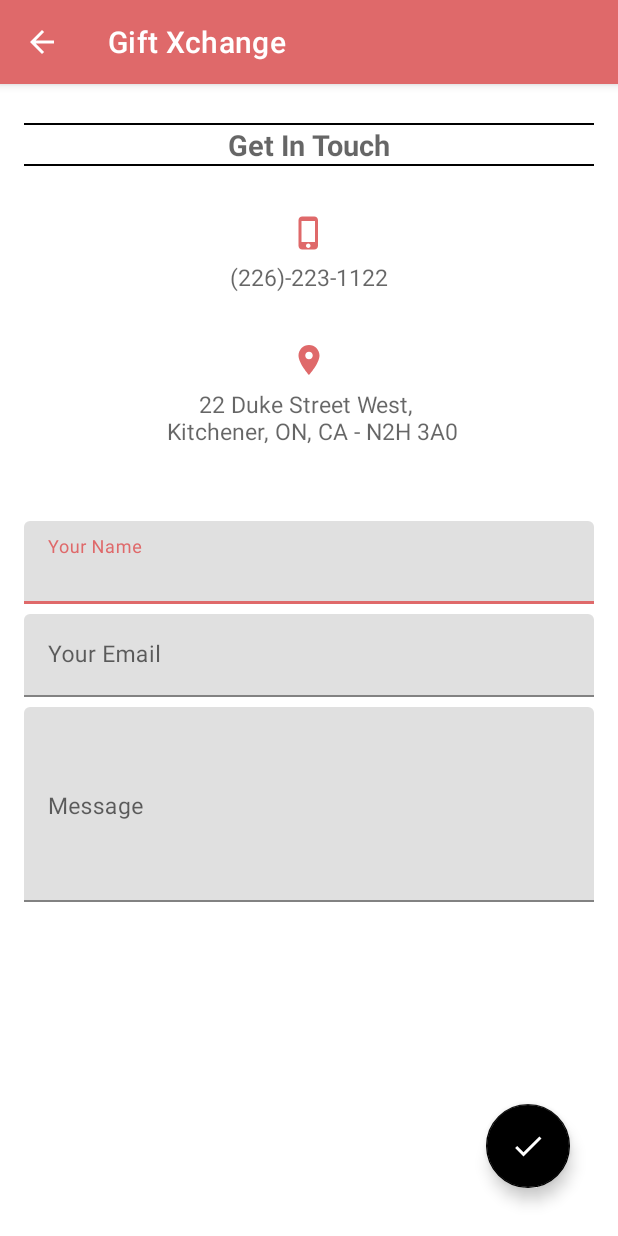
After one commit to tasvirrupareliya/Gift_Xchange, an Android app: the ContactUsView screen opened directly, with no data from a screen before it, on a phone screen of 412 x 824 dp. The commit adds this screen. Run offline under Robolectric (Android 15) with nearby library versions, the phone set to English and light mode, and no system bars; our stand-ins replace Firebase (no records; nobody signed in at launch, a user with empty details on screens opened directly), sdp/ssp sizes.

Commit message:
Add Contact Page

```diff
--- a/app/src/main/java/com/app/giftxchange/activity/EditProfileView.java
+++ b/app/src/main/java/com/app/giftxchange/activity/EditProfileView.java
@@ -10,7 +10,7 @@ import android.os.Bundle;
 import android.view.View;
 
 import com.app.giftxchange.R;
-import com.app.giftxchange.databinding.ActivityEditProfileViewBinding;
+import com.app.giftxchange.databinding.EditProfileViewBinding;
 import com.google.android.gms.tasks.OnFailureListener;
 import com.google.android.gms.tasks.OnSuccessListener;
 import com.google.firebase.firestore.FirebaseFirestore;
@@ -21,12 +21,12 @@ import java.util.Map;
 
 public class EditProfileView extends AppCompatActivity {
 
-    ActivityEditProfileViewBinding binding;
+    EditProfileViewBinding binding;
 
     @Override
     protected void onCreate(Bundle savedInstanceState) {
         super.onCreate(savedInstanceState);
-        binding = ActivityEditProfileViewBinding.inflate(getLayoutInflater());
+        binding = EditProfileViewBinding.inflate(getLayoutInflater());
         setContentView(binding.getRoot());
 
         getSupportActionBar().setDisplayHomeAsUpEnabled(true);
--- a/app/src/main/java/com/app/giftxchange/activity/MainActivity.java
+++ b/app/src/main/java/com/app/giftxchange/activity/MainActivity.java
@@ -7,6 +7,7 @@ import static com.app.giftxchange.utils.Utils.getSharedData;
 import static com.app.giftxchange.utils.Utils.saveSharedData;
 import static com.app.giftxchange.utils.Utils.setToast;
 
+import androidx.activity.result.ActivityResultLauncher;
 import androidx.annotation.NonNull;
 import androidx.appcompat.app.AlertDialog;
 import androidx.appcompat.app.AppCompatActivity;
@@ -15,6 +16,7 @@ import androidx.core.content.ContextCompat;
 import androidx.fragment.app.Fragment;
 
 import android.Manifest;
+import android.content.DialogInterface;
 import android.content.Intent;
 import android.content.SharedPreferences;
 import android.content.pm.PackageManager;
@@ -56,6 +58,8 @@ import com.google.firebase.firestore.FirebaseFirestore;
 public class MainActivity extends AppCompatActivity {
 
     ActivityMainBinding binding;
+    private final int REQUEST_LOCATION_PERMISSION = 1;
+
     FirebaseFirestore db = FirebaseFirestore.getInstance();
 
 
--- /dev/null
+++ b/app/src/main/res/drawable/baseline_contact_support_24.xml
@@ -0,0 +1,5 @@
+<vector android:autoMirrored="true" android:height="24dp"
+    android:tint="#000000" android:viewportHeight="24"
+    android:viewportWidth="24" android:width="24dp" xmlns:android="http://schemas.android.com/apk/res/android">
+    <path android:fillColor="@android:color/white" android:pathData="M11.5,2C6.81,2 3,5.81 3,10.5S6.81,19 11.5,19h0.5v3c4.86,-2.34 8,-7 8,-11.5C20,5.81 16.19,2 11.5,2zM12.5,16.5h-2v-2h2v2zM12.5,13h-2c0,-3.25 3,-3 3,-5 0,-1.1 -0.9,-2 -2,-2s-2,0.9 -2,2h-2c0,-2.21 1.79,-4 4,-4s4,1.79 4,4c0,2.5 -3,2.75 -3,5z"/>
+</vector>
--- /dev/null
+++ b/app/src/main/res/drawable/baseline_phone_iphone_24.xml
@@ -0,0 +1,5 @@
+<vector android:height="24dp" android:tint="@color/colorPrimary"
+    android:viewportHeight="24" android:viewportWidth="24"
+    android:width="24dp" xmlns:android="http://schemas.android.com/apk/res/android">
+    <path android:fillColor="@android:color/white" android:pathData="M15.5,1h-8C6.12,1 5,2.12 5,3.5v17C5,21.88 6.12,23 7.5,23h8c1.38,0 2.5,-1.12 2.5,-2.5v-17C18,2.12 16.88,1 15.5,1zM11.5,22c-0.83,0 -1.5,-0.67 -1.5,-1.5s0.67,-1.5 1.5,-1.5 1.5,0.67 1.5,1.5 -0.67,1.5 -1.5,1.5zM16,18L7,18L7,4h9v14z"/>
+</vector>
--- /dev/null
+++ b/app/src/main/res/drawable/baseline_place_24.xml
@@ -0,0 +1,5 @@
+<vector android:height="24dp" android:tint="@color/colorPrimary"
+    android:viewportHeight="24" android:viewportWidth="24"
+    android:width="24dp" xmlns:android="http://schemas.android.com/apk/res/android">
+    <path android:fillColor="@android:color/white" android:pathData="M12,2C8.13,2 5,5.13 5,9c0,5.25 7,13 7,13s7,-7.75 7,-13c0,-3.87 -3.13,-7 -7,-7zM12,11.5c-1.38,0 -2.5,-1.12 -2.5,-2.5s1.12,-2.5 2.5,-2.5 2.5,1.12 2.5,2.5 -1.12,2.5 -2.5,2.5z"/>
+</vector>
--- /dev/null
+++ b/app/src/main/res/layout/contact_us_view.xml
@@ -0,0 +1,141 @@
+<?xml version="1.0" encoding="utf-8"?>
+<androidx.constraintlayout.widget.ConstraintLayout xmlns:android="http://schemas.android.com/apk/res/android"
+    xmlns:app="http://schemas.android.com/apk/res-auto"
+    xmlns:tools="http://schemas.android.com/tools"
+    android:layout_width="match_parent"
+    android:layout_height="match_parent"
+    tools:context=".activity.ContactUsView">
+
+    <LinearLayout
+        android:layout_width="match_parent"
+        android:layout_height="match_parent"
+        android:orientation="vertical">
+
+        <RelativeLayout
+            android:layout_width="match_parent"
+            android:layout_height="match_parent"
+            android:layout_marginLeft="16dp"
+            android:layout_marginRight="16dp">
+
+            <LinearLayout
+                android:layout_width="match_parent"
+                android:layout_height="match_parent"
+                android:layout_alignParentTop="true"
+                android:orientation="vertical">
+
+                <View
+                    android:layout_width="match_parent"
+                    android:layout_height="1dp"
+                    android:layout_marginTop="@dimen/_20sdp"
+                    android:background="@color/black" />
+
+                <TextView
+                    android:layout_width="match_parent"
+                    android:layout_height="wrap_content"
+                    android:gravity="center"
+                    android:hint="@string/get_in_touch"
+                    android:textColor="@color/black"
+                    android:textSize="@dimen/_15ssp"
+                    android:textStyle="bold" />
+
+                <View
+                    android:layout_width="match_parent"
+                    android:layout_height="1dp"
+                    android:background="@color/black" />
+
+                <ImageView
+                    android:layout_width="wrap_content"
+                    android:layout_height="wrap_content"
+                    android:layout_gravity="center"
+                    android:layout_marginTop="@dimen/_25sdp"
+                    android:src="@drawable/baseline_phone_iphone_24" />
+
+                <TextView
+                    android:layout_width="match_parent"
+                    android:layout_height="wrap_content"
+                    android:layout_marginTop="@dimen/_5sdp"
+                    android:gravity="center"
+                    android:hint="@string/contactnumber"
+                    android:textColor="@color/black"
+                    android:textSize="15sp" />
+
+
+                <ImageView
+                    android:layout_width="wrap_content"
+                    android:layout_height="wrap_content"
+                    android:layout_gravity="center"
+                    android:layout_marginTop="@dimen/_25sdp"
+                    android:src="@drawable/baseline_place_24" />
+
+                <TextView
+                    android:layout_width="match_parent"
+                    android:layout_height="wrap_content"
+                    android:layout_marginTop="@dimen/_5sdp"
+                    android:layout_marginBottom="@dimen/_20sdp"
+                    android:gravity="center"
+                    android:hint="@string/contact_address"
+                    android:textSize="15sp" />
+
+                <com.google.android.material.textfield.TextInputLayout
+                    android:layout_width="match_parent"
+                    android:layout_height="wrap_content"
+                    android:layout_marginTop="@dimen/loginViewsMargin">
+
+                    <EditText
+                        android:id="@+id/user_name"
+                        android:layout_width="match_parent"
+                        android:layout_height="wrap_content"
+                        android:hint="@string/your_name"
+                        android:inputType="text"
+                        android:maxLines="1"
+                        android:textSize="15sp" />
+                </com.google.android.material.textfield.TextInputLayout>
+
+                <com.google.android.material.textfield.TextInputLayout
+                    android:layout_width="match_parent"
+                    android:layout_height="wrap_content"
+                    android:layout_marginTop="@dimen/_5sdp">
+
+                    <EditText
+                        android:id="@+id/user_email"
+                        android:layout_width="match_parent"
+                        android:layout_height="wrap_content"
+                        android:hint="@string/your_email"
+                        android:inputType="text"
+                        android:maxLines="1"
+                        android:textSize="15sp" />
+                </com.google.android.material.textfield.TextInputLayout>
+
+                <com.google.android.material.textfield.TextInputLayout
+                    android:layout_width="match_parent"
+                    android:layout_height="@dimen/_100sdp"
+                    android:layout_marginTop="@dimen/_5sdp">
+
+                    <EditText
+                        android:id="@+id/user_message"
+                        android:layout_width="match_parent"
+                        android:layout_height="match_parent"
+                        android:gravity="top"
+                        android:hint="@string/message"
+                        android:textSize="15sp" />
+                </com.google.android.material.textfield.TextInputLayout>
+
+            </LinearLayout>
+
+        </RelativeLayout>
+
+    </LinearLayout>
+
+    <com.google.android.material.floatingactionbutton.FloatingActionButton
+        android:id="@+id/done_button"
+        style="@style/fabButton"
+        android:layout_width="56dp"
+        android:layout_height="56dp"
+        android:layout_marginEnd="32dp"
+        android:layout_marginBottom="32dp"
+        android:scaleType="center"
+        android:src="@drawable/baseline_done_white"
+        app:layout_constraintBottom_toBottomOf="parent"
+        app:layout_constraintEnd_toEndOf="parent" />
+
+</androidx.constraintlayout.widget.ConstraintLayout>
--- a/app/src/main/res/layout/register.xml
+++ b/app/src/main/res/layout/register.xml
@@ -37,6 +37,7 @@
             android:background="@drawable/border"
             android:hint="@string/register_name"
             android:inputType="text"
+            android:maxLength="20"
             android:padding="@dimen/loginpadding_margin"
             android:textSize="@dimen/newsMoreTextSize" />
 
@@ -66,11 +67,11 @@
 
         <androidx.appcompat.widget.AppCompatButton
             android:id="@+id/register_btn"
+            style="@style/AllButton"
             android:layout_width="match_parent"
             android:layout_height="match_parent"
             android:layout_gravity="center"
             android:layout_marginTop="@dimen/loginViewsMargin"
-            style="@style/AllButton"
             android:text="@string/register" />
 
         <TextView
--- a/app/src/main/res/values/strings.xml
+++ b/app/src/main/res/values/strings.xml
@@ -58,6 +58,9 @@
     <string name="fs_listprice">listPrice</string>
     <string name="fs_listType">listType</string>
     <string name="fs_listDate">listDate</string>
+    <string name="fs_userEmail">listPrice</string>
+    <string name="fs_userMessage">listType</string>
+    <string name="fs_userName">listDate</string>
 
     <string name="update_profile">Update Profile</string>
     <string name="postal_code">Postal Code</string>
@@ -72,7 +75,7 @@
     <!--Firebase collections name-->
     <string name="c_registeruser">RegisterUser</string>
     <string name="c_giftcardlisting">GiftCardListing</string>
-
+    <string name="c_contactus">ContactUs</string>
 
     <string name="done">Done</string>
     <string name="search">Search</string>
@@ -86,4 +89,10 @@
     <string name="price">Price</string>
     <string name="close">Close</string>
     <string name="exit">Exit</string>
+    <string name="your_name">Your Name</string>
+    <string name="your_email">Your Email</string>
+    <string name="message">Message</string>
+    <string name="contactnumber">(226)-223-1122</string>
+    <string name="contact_address">22 Duke Street West, \n Kitchener, ON, CA - N2H 3A0</string>
+    <string name="get_in_touch">Get In Touch</string>
 </resources>
```
Also changed, not shown: app/src/main/AndroidManifest.xml (+11 -5 lines), app/src/main/java/com/app/giftxchange/activity/ContactUsView.java (added, +85 -0 lines), app/src/main/java/com/app/giftxchange/activity/SplashActivity.java (+22 -22 lines), app/src/main/java/com/app/giftxchange/fragment/HomeFragment.java (+35 -1 lines), app/src/main/java/com/app/giftxchange/fragment/ProfileFragment.java (+8 -0 lines), app/src/main/res/layout/fragment_profile.xml (+4 -4 lines), app/src/main/res/layout/edit_profile_view.xml (renamed from app/src/main/res/layout/activity_edit_profile_view.xml).
